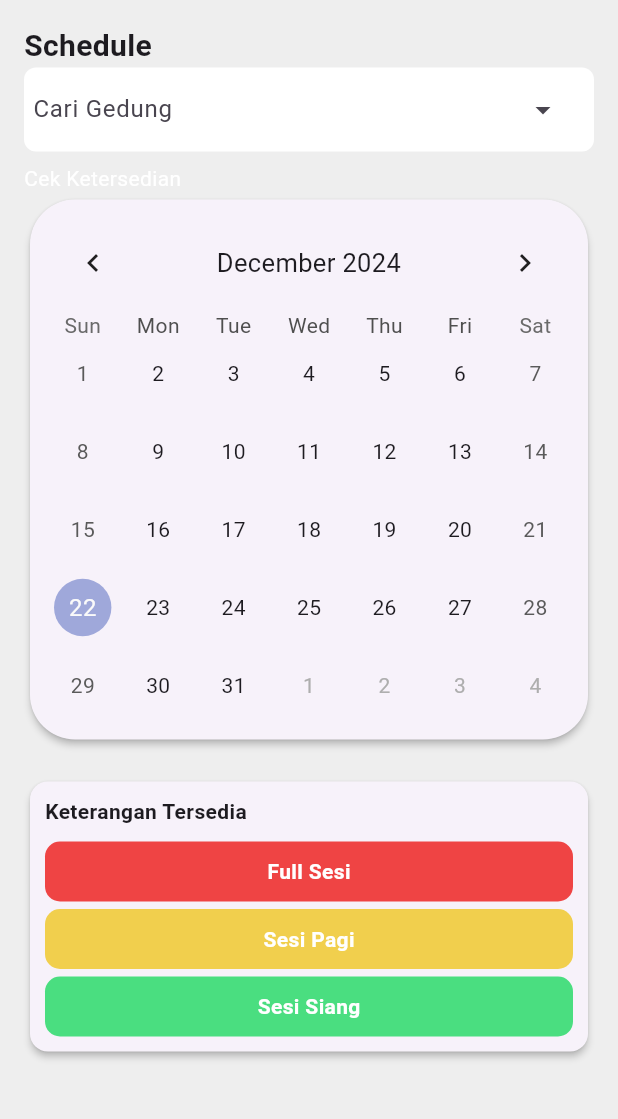
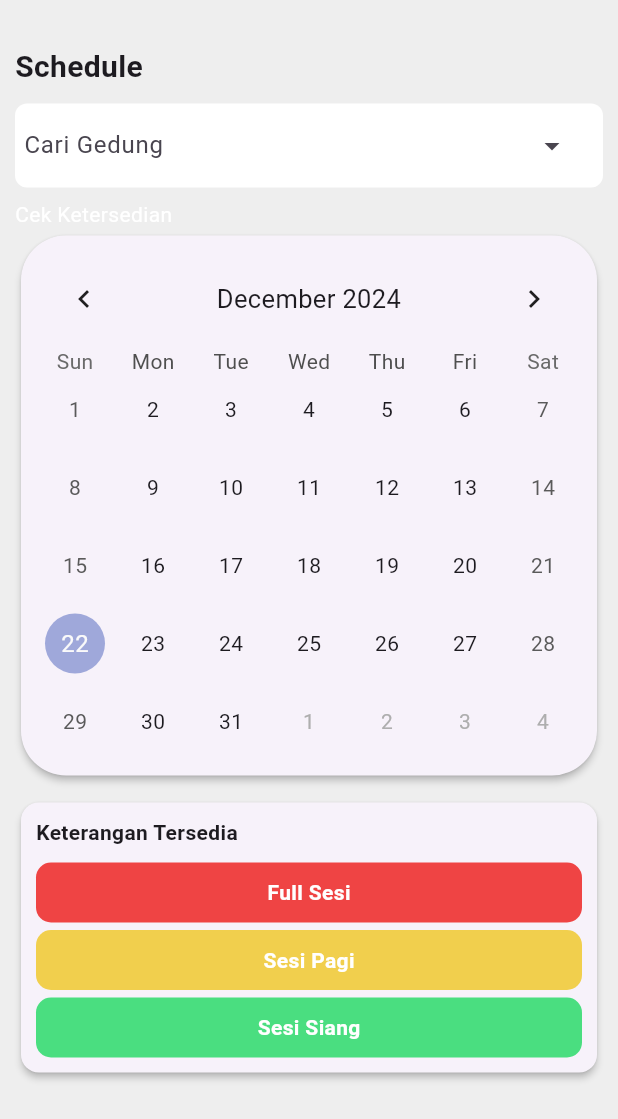
Before and after one commit to sipinjam/sipinjam, a Flutter app: the SchedulePage screen opened directly, on a phone screen of 412 x 824 dp. Shown: the top 1119 px of the screen. Run offline on Flutter 3.47's test engine with Material 3 defaults, Android fonts, the phone set to English and light mode, and no system bars; drawn by our look-alikes of table_calendar; our stand-ins replace flutter_riverpod, shared_preferences; missing offline and left inert: d_button, d_info, d_input, d_view; accounts and stored records are empty; network calls fail.

Commit message:
rapiin page lagi

```diff
--- a/Flutter/lib/config/widget.dart
+++ b/Flutter/lib/config/widget.dart
@@ -8,7 +8,8 @@ class BookingCard extends StatelessWidget {
   final String status;
   final Color statusColor;
 
-  BookingCard({
+  const BookingCard({
+    super.key,
     required this.imageUrl,
     required this.buildingName,
     required this.borrower,
--- a/Flutter/lib/datasources/ruangan_datasource.dart
+++ b/Flutter/lib/datasources/ruangan_datasource.dart
@@ -45,7 +45,7 @@ class RuanganDatasource {
   }
 
   Future<List<DaftarRuanganModel>> fetchRuanganNonRequired() async {
-    final response = await http.get(Uri.parse('$ruanganUrl'));
+    final response = await http.get(Uri.parse(ruanganUrl));
     if (response.statusCode == 200) {
       final data = jsonDecode(response.body);
       final List<dynamic> ruanganData = data['data'];
--- a/Flutter/lib/main.dart
+++ b/Flutter/lib/main.dart
@@ -1,14 +1,12 @@
 import 'package:flutter/material.dart';
 import 'package:flutter_riverpod/flutter_riverpod.dart';
 import 'package:sipit_app/pages/authentication/loginPage.dart';
-import 'package:sipit_app/pages/dashboard/Home/detailRuangan.dart';
 import 'package:sipit_app/pages/dashboard/Profile/editProfile.dart';
 import 'package:sipit_app/pages/dashboard/History/history.dart';
 import 'package:sipit_app/pages/dashboard/Home/homePage.dart';
 import 'package:sipit_app/pages/dashboard/PeminjamanForm/peminjaman.dart';
 import 'package:sipit_app/pages/dashboard/Profile/profile.dart';
 import 'package:sipit_app/pages/splash.dart';
-import 'package:sipit_app/pages/dashboard/Home/daftarRuangan.dart';
 import 'package:sipit_app/pages/dashboard/Profile/faq.dart';
 import 'package:sipit_app/pages/dashboard/Profile/updatePassword.dart';
 import 'package:sipit_app/theme.dart';
--- a/Flutter/lib/models/daftarRuanganModel.dart
+++ b/Flutter/lib/models/daftarRuanganModel.dart
@@ -3,8 +3,6 @@
 //     final daftarRuanganModel = daftarRuanganModelFromJson(jsonString);
 
 import 'dart:convert';
-
-import 'package:sipit_app/models/ruanganModel.dart';
 
 DaftarRuanganModel daftarRuanganModelFromJson(String str) =>
     DaftarRuanganModel.fromJson(json.decode(str));
--- a/Flutter/lib/models/peminjamModel.dart
+++ b/Flutter/lib/models/peminjamModel.dart
@@ -17,7 +17,7 @@ class PeminjamModel {
   String email;
   String noTelpon;
   int idJenisPeminjam;
-  int idOrmawa;
+  int? idOrmawa;
 
   PeminjamModel({
     required this.idPeminjam,
@@ -38,7 +38,7 @@ class PeminjamModel {
         email: json["email"],
         noTelpon: json["no_telpon"],
         idJenisPeminjam: json["id_jenis_peminjam"],
-        idOrmawa: json["id_ormawa"],
+        idOrmawa: json["id_ormawa"] ?? 0,
       );
 
   Map<String, dynamic> toJson() => {
@@ -49,6 +49,6 @@ class PeminjamModel {
         "email": email,
         "no_telpon": noTelpon,
         "id_jenis_peminjam": idJenisPeminjam,
-        "id_ormawa": idOrmawa,
+        "id_ormawa": idOrmawa ?? 0,
       };
 }
--- a/Flutter/lib/pages/authentication/loginPage.dart
+++ b/Flutter/lib/pages/authentication/loginPage.dart
@@ -47,7 +47,6 @@ class _LoginPageState extends State<LoginPage> {
         _passwordController.text,
       );
 
-      if (peminjamData != null) {
       setState(() {
         _peminjamModel = peminjamData;
       });
@@ -68,7 +67,6 @@ class _LoginPageState extends State<LoginPage> {
         context,
         MaterialPageRoute(builder: (context) => const Dashboardpage()),
       );
-      }
     } catch (e) {
       ScaffoldMessenger.of(context).showSnackBar(
         const SnackBar(content: Text("Username atau Password tidak cocok")),
--- a/Flutter/lib/pages/dashboard/History/history.dart
+++ b/Flutter/lib/pages/dashboard/History/history.dart
@@ -4,7 +4,6 @@ import 'package:sipit_app/config/app_constant.dart';
 import 'dart:convert';
 
 import 'package:sipit_app/config/app_session.dart';
-import 'package:sipit_app/models/peminjamModel.dart';
 import 'package:sipit_app/models/peminjamanModel.dart';
 
 void main() {
--- a/Flutter/lib/pages/dashboard/Home/homePage.dart
+++ b/Flutter/lib/pages/dashboard/Home/homePage.dart
@@ -1,9 +1,6 @@
 import 'package:flutter/material.dart';
 import 'package:sipit_app/config/app_constant.dart';
-import 'package:sipit_app/config/nav.dart';
-import 'package:sipit_app/config/widget.dart';
 import 'package:sipit_app/pages/dashboard/Home/daftarRuangan.dart';
-import 'package:sipit_app/theme.dart';
 import 'package:http/http.dart' as http;
 import 'dart:convert';
 import 'package:sipit_app/config/app_session.dart';
@@ -389,7 +386,7 @@ class GedungCard extends StatelessWidget {
                 width: 200,
                 height: 170,
                 decoration: BoxDecoration(
-                  borderRadius: BorderRadius.circular(8),
+                  borderRadius: BorderRadius.vertical(top: Radius.circular(8)),
                   image: DecorationImage(
                     image: NetworkImage(imageUrl),
                     fit: BoxFit.cover,
--- a/Flutter/lib/pages/dashboard/Profile/editProfile.dart
+++ b/Flutter/lib/pages/dashboard/Profile/editProfile.dart
@@ -8,6 +8,8 @@ void main() {
 }
 
 class EditProfileApp extends StatelessWidget {
+  const EditProfileApp({super.key});
+
   @override
   Widget build(BuildContext context) {
     return MaterialApp(
@@ -18,6 +20,8 @@ class EditProfileApp extends StatelessWidget {
 }
 
 class EditProfilePage extends StatelessWidget {
+  const EditProfilePage({super.key});
+
   @override
   Widget build(BuildContext context) {
     return Scaffold(
--- a/Flutter/lib/pages/dashboard/Schedule/schedule.dart
+++ b/Flutter/lib/pages/dashboard/Schedule/schedule.dart
@@ -88,8 +88,8 @@ class _SchedulePageState extends State<SchedulePage> {
         context: context,
         builder: (BuildContext context) {
           return AlertDialog(
-            title: Text('Detail Kegiatan'),
-            content: Container(
+            title: const Text('Detail Kegiatan'),
+            content: SizedBox(
               width: 200,
               height: 100,
               child: PageView.builder(
@@ -121,19 +121,22 @@ class _SchedulePageState extends State<SchedulePage> {
   Widget build(BuildContext context) {
     return Scaffold(
       body: SingleChildScrollView(
-        padding: const EdgeInsets.all(16.0),
+        padding: const EdgeInsets.symmetric(horizontal: 10),
         child: Column(
           crossAxisAlignment: CrossAxisAlignment.start,
           children: [
-            const Text(
-              'Schedule',
-              style: TextStyle(
-                fontSize: 20,
-                fontWeight: FontWeight.bold,
+            Container(
+              padding: EdgeInsets.fromLTRB(0, 30, 0, 10),
+              child: const Text(
+                'Schedule',
+                style: TextStyle(
+                  fontSize: 20,
+                  fontWeight: FontWeight.bold,
+                ),
               ),
             ),
             Container(
-              padding: EdgeInsets.symmetric(horizontal: 6),
+              padding: const EdgeInsets.symmetric(horizontal: 6),
               decoration: BoxDecoration(
                 color: Colors.white,
                 borderRadius: BorderRadius.circular(8),
@@ -143,7 +146,7 @@ class _SchedulePageState extends State<SchedulePage> {
                 controller: _searchGedungController,
                 hintText: "Cari Gedung",
                 inputDecorationTheme:
-                    InputDecorationTheme(border: InputBorder.none),
+                    const InputDecorationTheme(border: InputBorder.none),
                 dropdownMenuEntries: _gedungs.map((gedungName) {
                   return DropdownMenuEntry(
                     value: gedungName,
@@ -159,12 +162,12 @@ class _SchedulePageState extends State<SchedulePage> {
                 },
               ),
             ),
-            SizedBox(
+            const SizedBox(
               height: 4,
             ),
             if (_selectedGedung != null)
               Container(
-                padding: EdgeInsets.symmetric(horizontal: 6),
+                padding: const EdgeInsets.symmetric(horizontal: 6),
                 decoration: BoxDecoration(
                     color: Colors.white,
                     borderRadius: BorderRadius.circular(8)),
@@ -173,7 +176,7 @@ class _SchedulePageState extends State<SchedulePage> {
                   controller: _searchRuanganController,
                   hintText: "Cari Ruangan",
                   inputDecorationTheme:
-                      InputDecorationTheme(border: InputBorder.none),
+                      const InputDecorationTheme(border: InputBorder.none),
                   dropdownMenuEntries: _ruangans
                       .where((ruangan) =>
                           ruangan.namaGedung == _selectedGedung!.namaGedung)
@@ -188,16 +191,16 @@ class _SchedulePageState extends State<SchedulePage> {
                   },
                 ),
               ),
-            SizedBox(
+            const SizedBox(
               height: 4,
             ),
             DButtonElevation(
                 onClick: () async {
                   await fetchAndSetMarkedDates(_selectedRuangan!);
                 },
-                mainColor: Color(0xff615EFC),
+                mainColor: const Color(0xff615EFC),
                 radius: 8,
-                child: Text(
+                child: const Text(
                   'Cek Ketersedian',
                   style: TextStyle(color: Colors.white),
                 )),
@@ -263,7 +266,7 @@ class _SchedulePageState extends State<SchedulePage> {
                 ),
               ),
             ),
-            const SizedBox(height: 20), //spacing
+            const SizedBox(height: 10), //spacing
 
             // keterangan
             Card(
@@ -285,7 +288,7 @@ class _SchedulePageState extends State<SchedulePage> {
                       padding: const EdgeInsets.symmetric(vertical: 10),
                       alignment: Alignment.center,
                       decoration: BoxDecoration(
-                        color: Color.fromRGBO(239, 68, 68, 1),
+                        color: const Color.fromRGBO(239, 68, 68, 1),
                         borderRadius: BorderRadius.circular(10),
                       ),
                       child: const Text(
@@ -302,7 +305,7 @@ class _SchedulePageState extends State<SchedulePage> {
                       padding: const EdgeInsets.symmetric(vertical: 10),
                       alignment: Alignment.center,
                       decoration: BoxDecoration(
-                        color: Color.fromRGBO(241, 207, 77, 1),
+                        color: const Color.fromRGBO(241, 207, 77, 1),
                         borderRadius: BorderRadius.circular(10),
                       ),
                       child: const Text(
@@ -319,7 +322,7 @@ class _SchedulePageState extends State<SchedulePage> {
                       padding: const EdgeInsets.symmetric(vertical: 10),
                       alignment: Alignment.center,
                       decoration: BoxDecoration(
-                        color: Color.fromRGBO(74, 222, 128, 1),
+                        color: const Color.fromRGBO(74, 222, 128, 1),
                         borderRadius: BorderRadius.circular(10),
                       ),
                       child: const Text(
--- a/Flutter/lib/pages/dashboardPage.dart
+++ b/Flutter/lib/pages/dashboardPage.dart
@@ -20,7 +20,7 @@ class Dashboardpage extends StatelessWidget {
             return BottomNavigationBarItem(
                 icon: Icon(e['icon']), label: e['label']);
           }).toList(),
-          selectedItemColor: Color(0xff2F2F2F),
+          selectedItemColor: const Color(0xff2F2F2F),
           unselectedItemColor: Colors.grey[400],
           showUnselectedLabels: false,
           showSelectedLabels: false,
```
Also changed, not shown: Flutter/lib/pages/dashboard/Home/daftarRuangan.dart (+16 -38 lines), Flutter/lib/pages/dashboard/Home/detailRuangan.dart (+90 -25 lines), Flutter/lib/pages/dashboard/PeminjamanForm/peminjaman.dart (+17 -16 lines), Flutter/lib/pages/dashboard/Profile/profile.dart (+8 -6 lines), Flutter/lib/pages/dashboard/Profile/updatePassword.dart (+7 -3 lines). Lines whose indentation alone changed are shown as unchanged.
